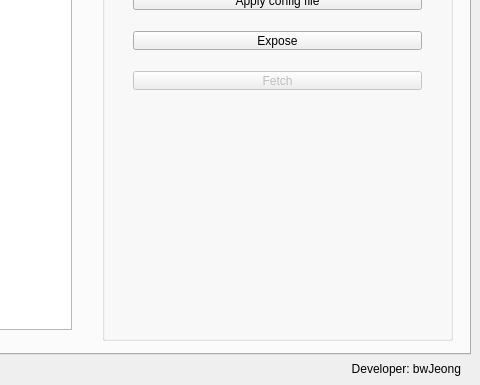
Before: the Qt Designer form mainwindow.ui in bwJeong/ArchonCommInspectionSW, drawn with Qt 5; both pictures show x 620 to 1100 and y 126 to 511 of the 1100 by 511 pixel window.
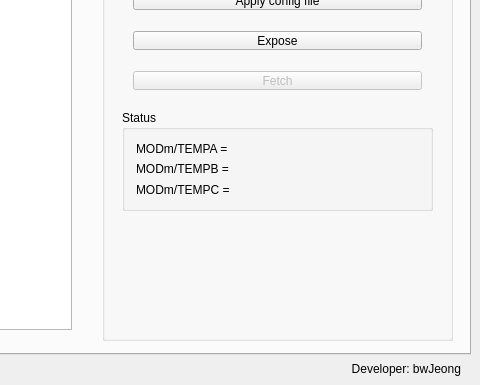
After: the same form once the commit is applied.

Commit message: Add temp status, raw2fits function

```diff
--- a/mainwindow.ui
+++ b/mainwindow.ui
@@ -604,6 +604,46 @@
         </item>
        </layout>
       </widget>
+      <widget class="QGroupBox" name="groupBox_10">
+       <property name="geometry">
+        <rect>
+         <x>20</x>
+         <y>190</y>
+         <width>311</width>
+         <height>101</height>
+        </rect>
+       </property>
+       <property name="title">
+        <string>Status</string>
+       </property>
+       <layout class="QGridLayout" name="gridLayout">
+        <item row="0" column="0">
+         <layout class="QVBoxLayout" name="verticalLayout">
+          <item>
+           <widget class="QLabel" name="lbSensorATemp_1">
+            <property name="text">
+             <string>MODm/TEMPA = </string>
+            </property>
+           </widget>
+          </item>
+          <item>
+           <widget class="QLabel" name="lbSensorBTemp_1">
+            <property name="text">
+             <string>MODm/TEMPB = </string>
+            </property>
+           </widget>
+          </item>
+          <item>
+           <widget class="QLabel" name="lbSensorCTemp_1">
+            <property name="text">
+             <string>MODm/TEMPC = </string>
+            </property>
+           </widget>
+          </item>
+         </layout>
+        </item>
+       </layout>
+      </widget>
      </widget>
      <widget class="QWidget" name="horizontalLayoutWidget">
       <property name="geometry">
```
The commit also changes 2 other files.
